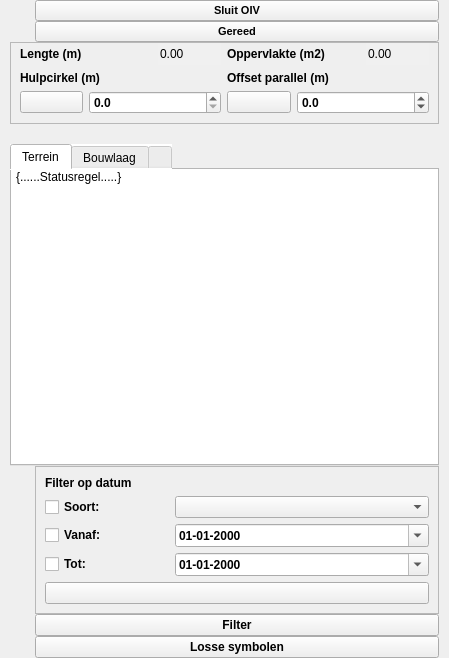
Qt form plugin/oiv/oiv_base_widget.ui (OIV-NL-QGIS/QGIS_project) before a commit.
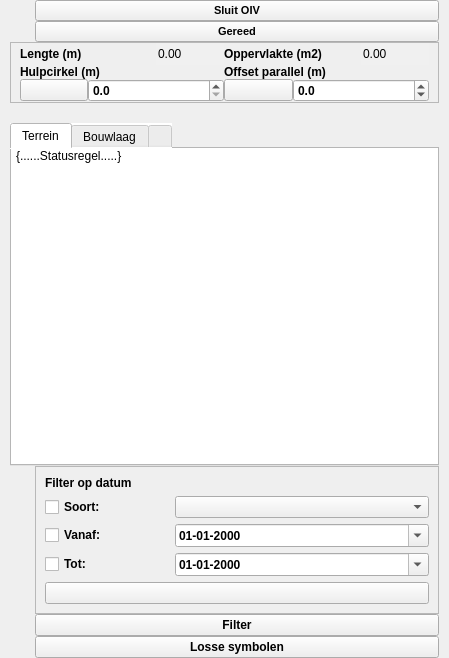
The same form after that commit. Icons and pictures are not drawn.

Diff of the .ui file:
```diff
--- a/plugin/oiv/oiv_base_widget.ui
+++ b/plugin/oiv/oiv_base_widget.ui
@@ -37,6 +37,9 @@
     <property name="bottomMargin">
      <number>0</number>
     </property>
+    <property name="verticalSpacing">
+     <number>0</number>
+    </property>
     <item row="0" column="0">
      <widget class="QScrollArea" name="scrollArea">
       <property name="frameShape">
@@ -45,6 +48,9 @@
       <property name="frameShadow">
        <enum>QFrame::Plain</enum>
       </property>
+      <property name="lineWidth">
+       <number>0</number>
+      </property>
       <property name="widgetResizable">
        <bool>true</bool>
       </property>
@@ -58,6 +64,9 @@
         </rect>
        </property>
        <layout class="QVBoxLayout" name="verticalLayout_2">
+        <property name="spacing">
+         <number>0</number>
+        </property>
         <property name="leftMargin">
          <number>5</number>
         </property>
@@ -611,6 +620,12 @@
              <property name="topMargin">
               <number>0</number>
              </property>
+             <property name="bottomMargin">
+              <number>0</number>
+             </property>
+             <property name="spacing">
+              <number>0</number>
+             </property>
              <item row="0" column="0" colspan="2">
               <widget class="QLabel" name="lengte_label">
                <property name="sizePolicy">
```
Left out of the diff: 496 changed lines with no effect on the pictures.
